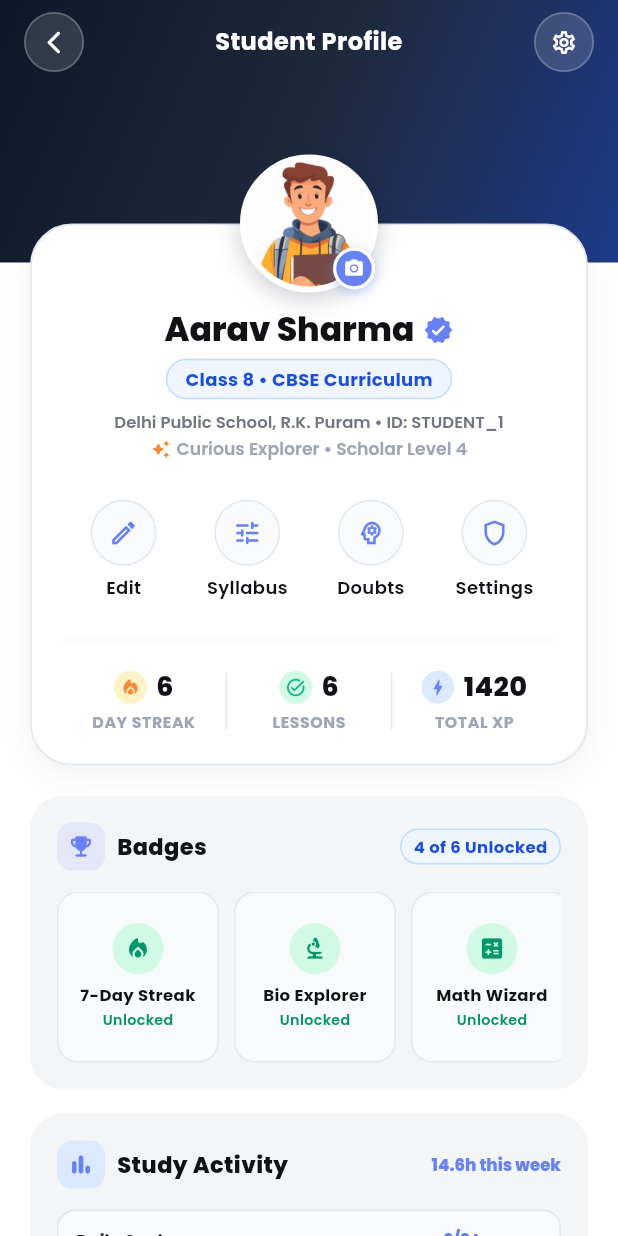
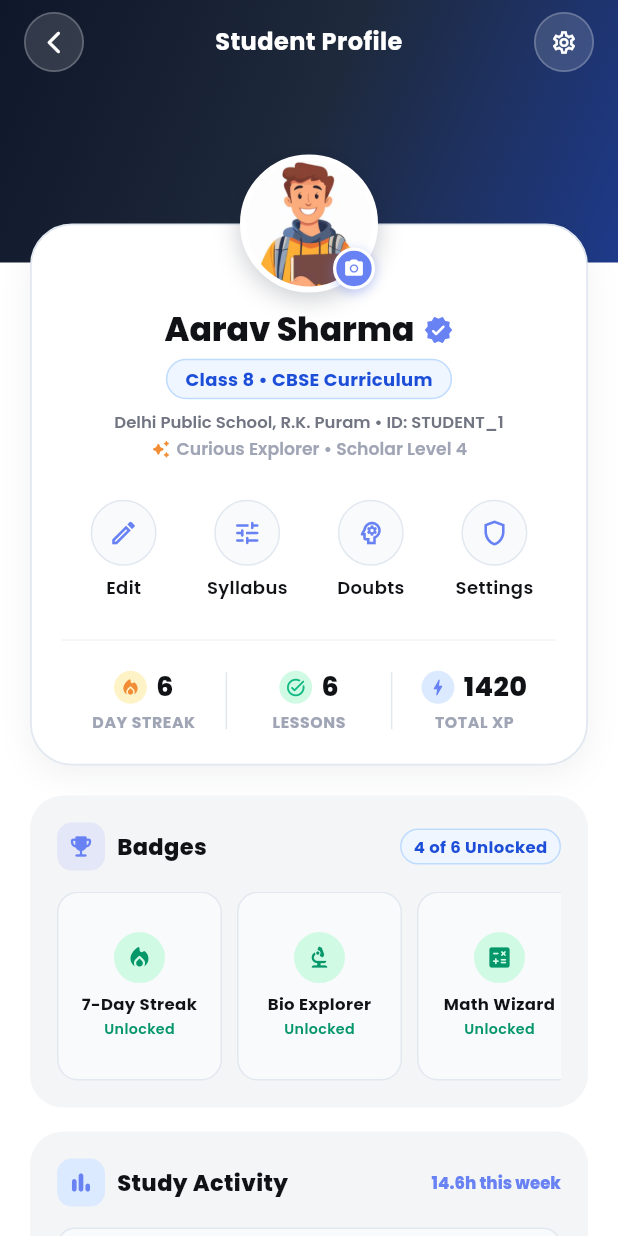
Before and after one commit to pranjal2410719/Qrie, a Flutter app: the ProfileScreen screen opened directly, on a phone screen of 412 x 824 dp. Run offline on Flutter 3.47's test engine with Material 3 defaults, Android fonts, the phone set to English and light mode, and no system bars; our stand-ins replace dio, flutter_secure_storage, flutter_svg, google_fonts, shared_preferences, sqflite; accounts and stored records are empty; network calls fail; statements that could not run were skipped; project files that could hold a hidden picture were left out.

```diff
--- a/android-app/qrie/lib/screens/profile_screen.dart
+++ b/android-app/qrie/lib/screens/profile_screen.dart
@@ -1197,7 +1197,7 @@ class _ProfileScreenState extends State<ProfileScreen>
 
           // Horizontal Badges Carousel
           SizedBox(
-            height: 114,
+            height: 126,
             child: ListView.separated(
               scrollDirection: Axis.horizontal,
               itemCount: MockData.badges.length,
@@ -1207,8 +1207,8 @@ class _ProfileScreenState extends State<ProfileScreen>
                 final isUnlocked = badge['unlocked'] as bool;
 
                 return Container(
-                  width: 108,
-                  padding: const EdgeInsets.all(10),
+                  width: 110,
+                  padding: const EdgeInsets.symmetric(horizontal: 8, vertical: 8),
                   decoration: BoxDecoration(
                     color: isUnlocked
                         ? const Color(0xFFF8FAFC)
```
Also changed, not shown: android-app/qrie/lib/screens/learn/learn_screen.dart (+1 -10 lines).
